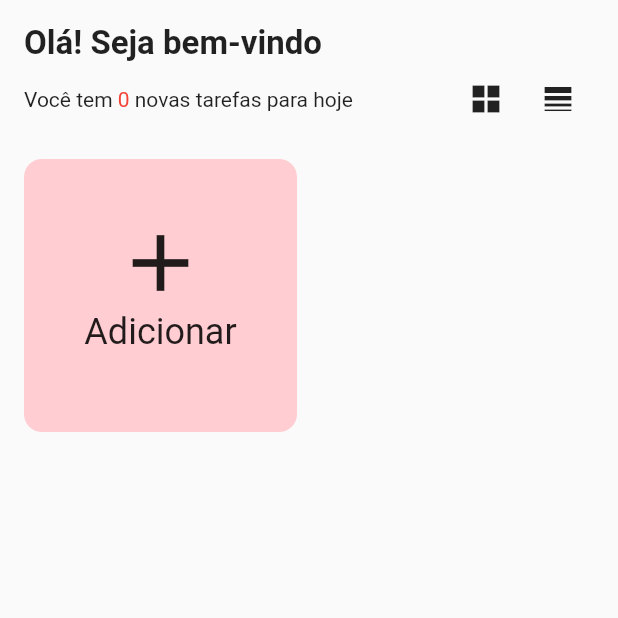
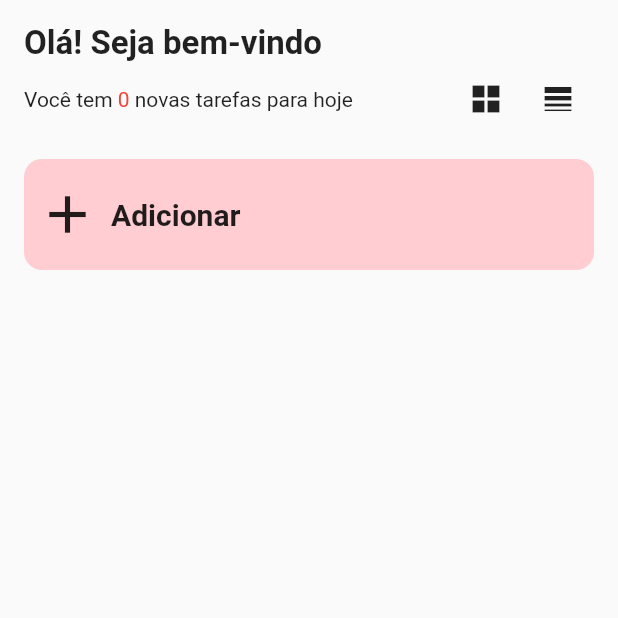
Before and after one commit to JacksonMonteiro/flutter_todo_app, a Flutter app: the screen it shows after launch, after a tap on the "line weight" icon, on a phone screen of 412 x 824 dp, the top half of it. Run offline on Flutter 3.47's test engine with Material 2 defaults, Android fonts, the phone set to English and light mode, and no system bars; our stand-ins replace bloc; missing offline and left inert: flutter_iconpicker.

Commit message:
alternative visualization for categories

```diff
--- a/lib/app/views/home_view.dart
+++ b/lib/app/views/home_view.dart
@@ -1,5 +1,6 @@
 import 'package:flutter/foundation.dart';
 import 'package:flutter/material.dart';
+import 'package:flutter/rendering.dart';
 import 'package:todo/app/blocs/category/category_bloc.dart';
 import 'package:todo/app/blocs/category/category_events.dart';
 import 'package:todo/app/blocs/category/category_state.dart';
@@ -16,6 +17,7 @@ class HomeView extends StatefulWidget {
 
 class _HomeViewState extends State<HomeView> {
   late CategoryBloc bloc;
+  bool isGrid = true;
 
   @override
   void initState() {
@@ -58,10 +60,7 @@ class _HomeViewState extends State<HomeView> {
                           ),
                           Text(
                             '0',
-                            style: TextStyle(
-                              fontSize: 14,
-                              color: Colors.red
-                            ),
+                            style: TextStyle(fontSize: 14, color: Colors.red),
                           ),
                           Text(
                             ' novas tarefas para hoje',
@@ -75,11 +74,19 @@ class _HomeViewState extends State<HomeView> {
                         children: [
                           IconButton(
                             icon: const Icon(Icons.grid_view_sharp),
-                            onPressed: () {},
+                            onPressed: () {
+                              setState(() {
+                                isGrid = true;
+                              });
+                            },
                           ),
                           IconButton(
                             icon: const Icon(Icons.line_weight_sharp),
-                            onPressed: () {},
+                            onPressed: () {
+                              setState(() {
+                                isGrid = false;
+                              });
+                            },
                           ),
                         ],
                       )
@@ -93,7 +100,8 @@ class _HomeViewState extends State<HomeView> {
               StreamBuilder<CategoryState>(
                   stream: bloc.stream,
                   builder: (context, snapshot) {
-                    return GridView.count(
+                    return isGrid
+                        ? GridView.count(
                             crossAxisCount: 2,
                             crossAxisSpacing: 16,
                             mainAxisSpacing: 16,
@@ -103,15 +111,23 @@ class _HomeViewState extends State<HomeView> {
                                     .map((category) => GestureDetector(
                                           onTap: () {
                                             if (category.name == 'Adicionar') {
-                                      showModalBottomSheet(context: context, builder: (_) => CategoryFormComponent(bloc: bloc,));
+                                              showModalBottomSheet(
+                                                  context: context,
+                                                  builder: (_) =>
+                                                      CategoryFormComponent(
+                                                        bloc: bloc,
+                                                      ));
                                             } else {
-                                      Navigator.of(context).pushNamed(Routes.instance.CATEGORY, arguments: category);
+                                              Navigator.of(context).pushNamed(
+                                                  Routes.instance.CATEGORY,
+                                                  arguments: category);
                                             }
                                           },
                                           child: Container(
                                               decoration: BoxDecoration(
                                                 color: category.color,
-                                        borderRadius: BorderRadius.circular(12),
+                                                borderRadius:
+                                                    BorderRadius.circular(12),
                                               ),
                                               child: Column(
                                                 mainAxisAlignment:
@@ -120,14 +136,74 @@ class _HomeViewState extends State<HomeView> {
                                                   Icon(category.icon, size: 64),
                                                   Text(
                                                     category.name,
-                                            style: const TextStyle(fontSize: 24),
+                                                    style: const TextStyle(
+                                                        fontSize: 24),
                                                   ),
-                                          (category.icon != Icons.add) ? Text('${category.tasks.length} tarefas') : const Text('')
+                                                  (category.icon != Icons.add)
+                                                      ? Text(
+                                                          '${category.tasks.length} tarefas')
+                                                      : const Text('')
                                                 ],
                                               )),
                                         ))
                                     .toList() ??
-                            []);
+                                [])
+                        : ListView.builder(
+                            scrollDirection: Axis.vertical,
+                            shrinkWrap: true,
+                            itemCount: snapshot.data?.categories.length,
+                            itemBuilder: (context, i) {
+                              return GestureDetector(
+                                          onTap: () {
+                                            if (snapshot.data?.categories[i].name == 'Adicionar') {
+                                              showModalBottomSheet(
+                                                  context: context,
+                                                  builder: (_) =>
+                                                      CategoryFormComponent(
+                                                        bloc: bloc,
+                                                      ));
+                                            } else {
+                                              Navigator.of(context).pushNamed(
+                                                  Routes.instance.CATEGORY,
+                                                  arguments: snapshot.data?.categories[i]);
+                                            }
+                                          },
+                                          child: Container(
+                                              padding: const EdgeInsets.symmetric(vertical: 16, horizontal: 8),
+                                              margin: const EdgeInsets.only(bottom: 10),
+                                              decoration: BoxDecoration(
+                                                color: snapshot.data?.categories[i].color,
+                                                borderRadius:
+                                                    BorderRadius.circular(12),
+                                              ),
+                                              child: Row(
+                                                crossAxisAlignment: CrossAxisAlignment.center,
+                                                mainAxisAlignment:
+                                                    MainAxisAlignment.start,
+                                                children: [
+                                                  Icon(snapshot.data?.categories[i].icon, size: 42),
+                                                  const SizedBox(
+                                                    width: 8,
+                                                  ),
+                                                  Column(
+                                                    crossAxisAlignment: CrossAxisAlignment.start,
+                                                    children: [
+                                                      Text(
+                                                    snapshot.data?.categories[i].name ?? '',
+                                                    style: const TextStyle(
+                                                        fontSize: 20,
+                                                        fontWeight: FontWeight.bold),
+                                                  ),
+                                                  (snapshot.data?.categories[i].icon != Icons.add)
+                                                      ? Text(
+                                                          '${snapshot.data?.categories[i].tasks.length} tarefas')
+                                                      :  Container()
+                                                    ],
+                                                  )
+                                                ],
+                                              )),
+                                        );
+                            });
                   }),
             ],
           ),
```
Lines whose indentation alone changed are shown as unchanged.
